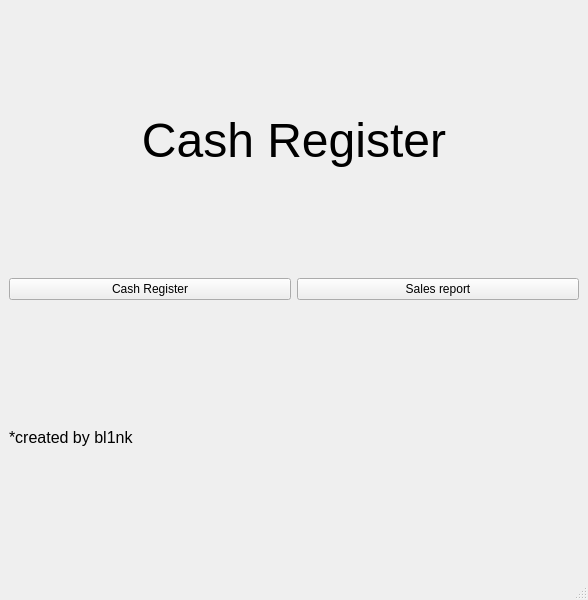
First picture: the form in cr_main_screen.ui, repository bl1nkker/pyqt5-cash-register, before the edit.
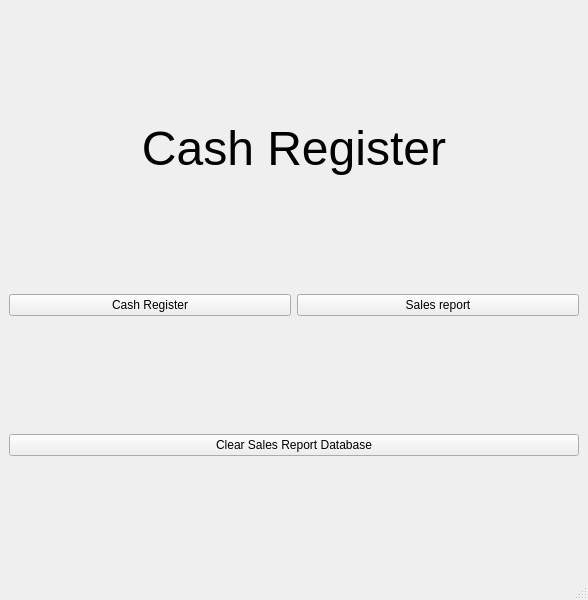
Second picture: the form after the edit.

Commit message: fix: added clear database button + minor fixes

Diff of the .ui file:
```diff
--- a/cr_main_screen.ui
+++ b/cr_main_screen.ui
@@ -17,6 +17,12 @@
    <layout class="QVBoxLayout" name="verticalLayout">
     <item>
      <widget class="QLabel" name="label">
+      <property name="sizePolicy">
+       <sizepolicy hsizetype="Preferred" vsizetype="Fixed">
+        <horstretch>0</horstretch>
+        <verstretch>0</verstretch>
+       </sizepolicy>
+      </property>
       <property name="font">
        <font>
         <pointsize>36</pointsize>
@@ -49,17 +55,9 @@
      </layout>
     </item>
     <item>
-     <widget class="QLabel" name="label_2">
-      <property name="font">
-       <font>
-        <pointsize>12</pointsize>
-       </font>
-      </property>
+     <widget class="QPushButton" name="clearDatabaseButton">
       <property name="text">
-       <string>*created by bl1nk</string>
-      </property>
-      <property name="alignment">
-       <set>Qt::AlignJustify|Qt::AlignVCenter</set>
+       <string>Clear Sales Report Database</string>
       </property>
      </widget>
     </item>
```
The commit also changes 11 other files.
